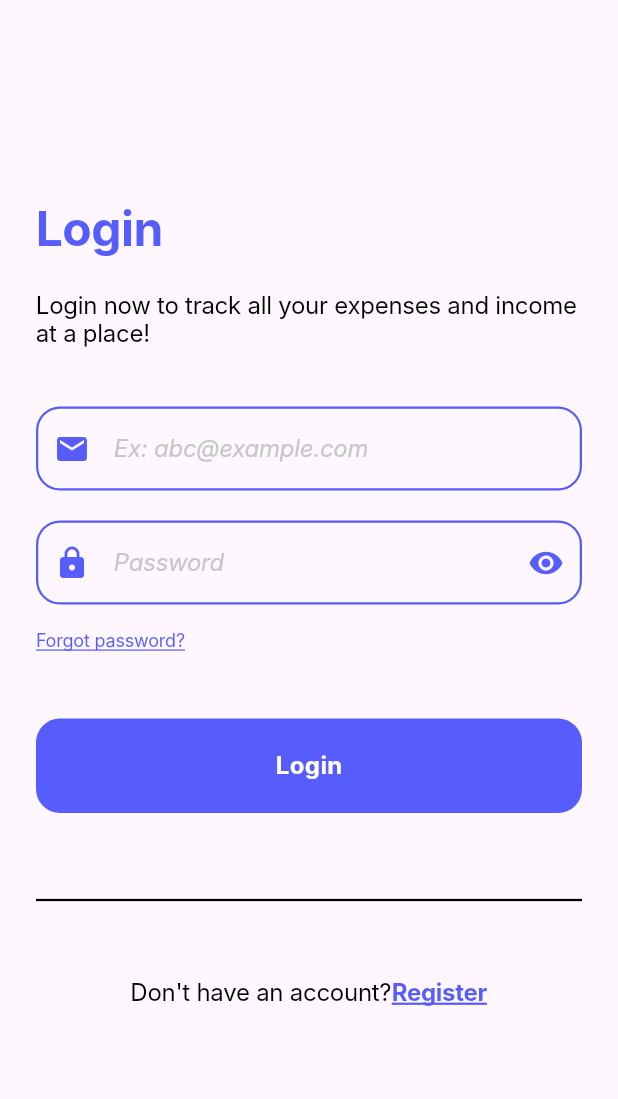
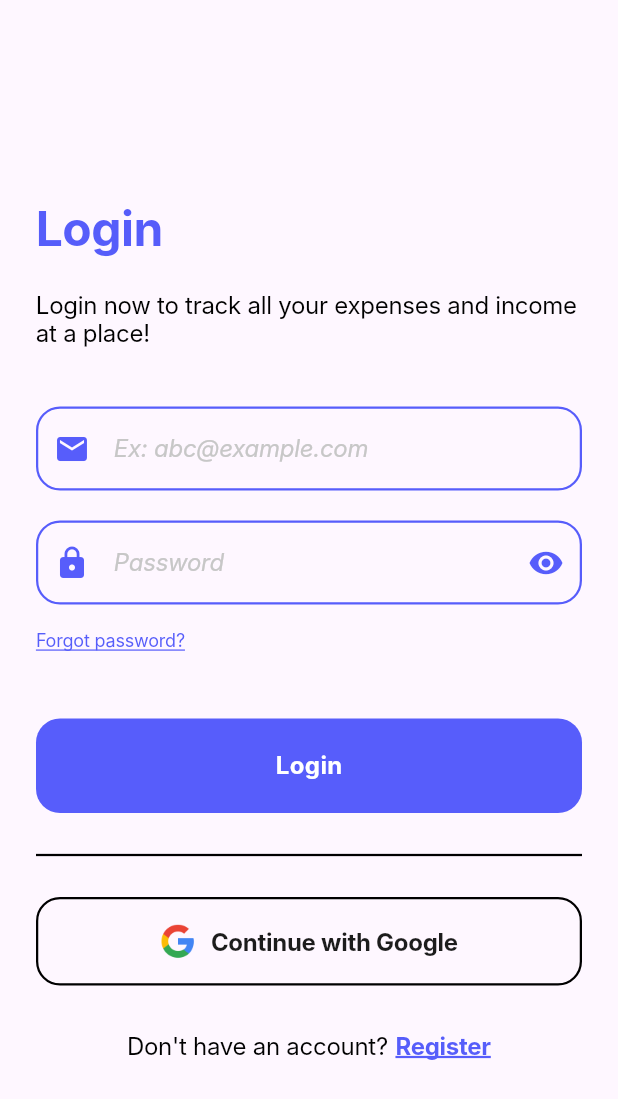
Before and after one commit to Mr-Talha110/ChatBox-App-Using-Firebase-and-Flutter, a Flutter app: the screen it shows after launch, after a tap on "Login", on a phone screen of 412 x 824 dp. Shown: the top 1099 px of the screen. Run offline on Flutter 3.47's test engine with Material 3 defaults, Android fonts, the phone set to English and light mode, and no system bars; our stand-ins replace cloud_firestore, firebase_auth, firebase_core, get; accounts and stored records are empty; Roboto replaces fonts that are missing (Inter).

Commit message:
Adding the splash screen

```diff
--- a/lib/main.dart
+++ b/lib/main.dart
@@ -2,8 +2,8 @@ import 'package:firebase_auth/firebase_auth.dart';
 import 'package:flutter/material.dart';
 import 'package:get/get.dart';
 import 'package:note_app/screens/dashboardScreen.dart';
-import 'package:note_app/screens/login_screen.dart';
 import 'package:firebase_core/firebase_core.dart';
+import 'package:note_app/splash_screen.dart';
 import 'firebase_options.dart';
 
 void main() async {
@@ -40,7 +40,7 @@ class _MyAppState extends State<MyApp> {
     return GetMaterialApp(
       debugShowCheckedModeBanner: false,
       title: 'Flutter Demo',
-      home: user != null ? const DashboardScreen() : const LoginScreen(),
+      home: user != null ? const DashboardScreen() : const SplashScreen(),
     );
   }
 }
--- a/lib/screens/login_screen.dart
+++ b/lib/screens/login_screen.dart
@@ -21,8 +21,8 @@ class _LoginScreenState extends State<LoginScreen> {
   @override
   Widget build(BuildContext context) {
     return Scaffold(
-        resizeToAvoidBottomInset: false,
-        body: Container(
+        body: SingleChildScrollView(
+      child: Container(
         alignment: Alignment.center,
         margin: const EdgeInsets.symmetric(horizontal: 24, vertical: 12),
         child: Column(children: [
@@ -71,12 +71,10 @@ class _LoginScreenState extends State<LoginScreen> {
                   EdgeInsets.symmetric(horizontal: 24, vertical: 16),
               enabledBorder: OutlineInputBorder(
                   borderRadius: BorderRadius.all(Radius.circular(16)),
-                    borderSide:
-                        BorderSide(color: Color(0xff575DFB), width: 1.5)),
+                  borderSide: BorderSide(color: Color(0xff575DFB), width: 1.5)),
               focusedBorder: OutlineInputBorder(
                   borderRadius: BorderRadius.all(Radius.circular(16)),
-                    borderSide:
-                        BorderSide(color: Color(0xff575DFB), width: 1.5)),
+                  borderSide: BorderSide(color: Color(0xff575DFB), width: 1.5)),
               hintText: 'Ex: abc@example.com',
               hintStyle: TextStyle(
                 color: Color(0xFFC7C7C7),
@@ -198,9 +196,36 @@ class _LoginScreenState extends State<LoginScreen> {
               ),
             ),
           ),
-            const SizedBox(height: 50),
+          const SizedBox(height: 20),
           const Divider(color: Colors.black, thickness: 1.5),
-            const SizedBox(height: 29),
+          const SizedBox(height: 20),
+          Container(
+            margin: const EdgeInsets.only(bottom: 10),
+            width: double.infinity,
+            padding: const EdgeInsets.symmetric(vertical: 16),
+            decoration: BoxDecoration(
+                border: Border.all(color: Colors.black, width: 1.5),
+                borderRadius: BorderRadius.circular(16)),
+            child: Row(mainAxisAlignment: MainAxisAlignment.center, children: [
+              Image.asset(
+                'assets/images/google.png',
+                width: 24,
+              ),
+              const SizedBox(width: 10),
+              const Text(
+                'Continue with Google',
+                style: TextStyle(
+                  color: Color(0xFF1C1C1C),
+                  fontSize: 16,
+                  fontFamily: 'Inter',
+                  fontWeight: FontWeight.w700,
+                  height: 0.09,
+                  letterSpacing: -0.18,
+                ),
+              )
+            ]),
+          ),
+          const SizedBox(height: 20),
           Row(
             mainAxisAlignment: MainAxisAlignment.center,
             children: [
@@ -215,10 +240,11 @@ class _LoginScreenState extends State<LoginScreen> {
                   letterSpacing: -0.18,
                 ),
               ),
-                TextButton(
-                    style: const ButtonStyle(
-                        padding: MaterialStatePropertyAll(EdgeInsets.zero)),
-                    onPressed: () {
+              const SizedBox(
+                width: 5,
+              ),
+              InkWell(
+                onTap: () {
                   Get.to(const SingupScreen());
                 },
                 child: const Text(
@@ -233,11 +259,13 @@ class _LoginScreenState extends State<LoginScreen> {
                     height: 0,
                     letterSpacing: -0.18,
                   ),
-                    ))
+                ),
+              )
             ],
           ),
           const SizedBox(height: 30),
         ]),
+      ),
     ));
   }
 }
--- /dev/null
+++ b/lib/splash_screen.dart
@@ -0,0 +1,145 @@
+import 'package:flutter/material.dart';
+import 'package:get/get.dart';
+import 'package:note_app/screens/login_screen.dart';
+
+class SplashScreen extends StatelessWidget {
+  const SplashScreen({super.key});
+
+  @override
+  Widget build(BuildContext context) {
+    return Scaffold(
+        body: Container(
+      margin: const EdgeInsets.all(24),
+      child: Column(mainAxisAlignment: MainAxisAlignment.center, children: [
+        const Align(
+          alignment: Alignment.topLeft,
+          child: Text(
+            'Welcome to',
+            style: TextStyle(
+              color: Colors.black,
+              fontSize: 24,
+              fontFamily: 'Inter',
+              fontWeight: FontWeight.w400,
+              height: 0,
+              letterSpacing: -0.26,
+            ),
+          ),
+        ),
+        const SizedBox(height: 15),
+        const Align(
+          alignment: Alignment.topLeft,
+          child: Text(
+            'MaxPense',
+            style: TextStyle(
+              color: Color(0xFF565DFA),
+              fontSize: 40,
+              fontFamily: 'Inter',
+              fontWeight: FontWeight.w700,
+              height: 0,
+              letterSpacing: -0.44,
+            ),
+          ),
+        ),
+        const Text(
+          'A place where you can track all your expenses and incomes...',
+          style: TextStyle(
+            color: Colors.black,
+            fontSize: 16,
+            fontFamily: 'Inter',
+            fontWeight: FontWeight.w400,
+            height: 0,
+            letterSpacing: -0.18,
+          ),
+        ),
+        const SizedBox(height: 50),
+        Container(
+          margin: const EdgeInsets.only(bottom: 10),
+          width: double.infinity,
+          padding: const EdgeInsets.symmetric(vertical: 16),
+          decoration: BoxDecoration(
+              border: Border.all(color: Colors.black, width: 1.5),
+              borderRadius: BorderRadius.circular(16)),
+          child: Row(mainAxisAlignment: MainAxisAlignment.center, children: [
+            Image.asset(
+              'assets/images/google.png',
+              width: 24,
+            ),
+            const SizedBox(width: 10),
+            const Text(
+              'Continue with Google',
+              style: TextStyle(
+                color: Color(0xFF1C1C1C),
+                fontSize: 16,
+                fontFamily: 'Inter',
+                fontWeight: FontWeight.w700,
+                height: 0.09,
+                letterSpacing: -0.18,
+              ),
+            )
+          ]),
+        ),
+        Container(
+          width: double.infinity,
+          padding: const EdgeInsets.symmetric(vertical: 16),
+          decoration: BoxDecoration(
+              border: Border.all(color: Colors.black, width: 1.5),
+              borderRadius: BorderRadius.circular(16)),
+          child: Row(mainAxisAlignment: MainAxisAlignment.center, children: [
+            const Text(
+              'Continue with Email',
+              style: TextStyle(
+                color: Color(0xFF1C1C1C),
+                fontSize: 16,
+                fontFamily: 'Inter',
+                fontWeight: FontWeight.w700,
+                height: 0.09,
+                letterSpacing: -0.18,
+              ),
+            ),
+            const SizedBox(width: 10),
+            Image.asset(
+              'assets/images/at.png',
+              width: 24,
+            ),
+          ]),
+        ),
+        const SizedBox(height: 25),
+        Row(
+          mainAxisAlignment: MainAxisAlignment.center,
+          children: [
+            const Text(
+              'Already have an account?',
+              style: TextStyle(
+                color: Colors.black,
+                fontSize: 16,
+                fontFamily: 'Inter',
+                fontWeight: FontWeight.w400,
+                height: 0,
+                letterSpacing: -0.18,
+              ),
+            ),
+            const SizedBox(width: 5),
+            InkWell(
+              onTap: () {
+                Get.offAll(const LoginScreen());
+              },
+              child: const Text(
+                'Login',
+                style: TextStyle(
+                  color: Color(0xFF565DFA),
+                  fontSize: 16,
+                  fontFamily: 'Inter',
+                  fontWeight: FontWeight.w700,
+                  decoration: TextDecoration.underline,
+                  decorationColor: Color(0xFF565DFA),
+                  height: 0,
+                  letterSpacing: -0.18,
+                ),
+              ),
+            )
+          ],
+        ),
+      ]),
+    ));
+  }
+}
```
Also changed, not shown: lib/screens/create_note_screen.dart (+25 -14 lines), lib/screens/signup_screen.dart (+30 -16 lines), assets/images/google.png (added). Lines whose indentation alone changed are shown as unchanged.
